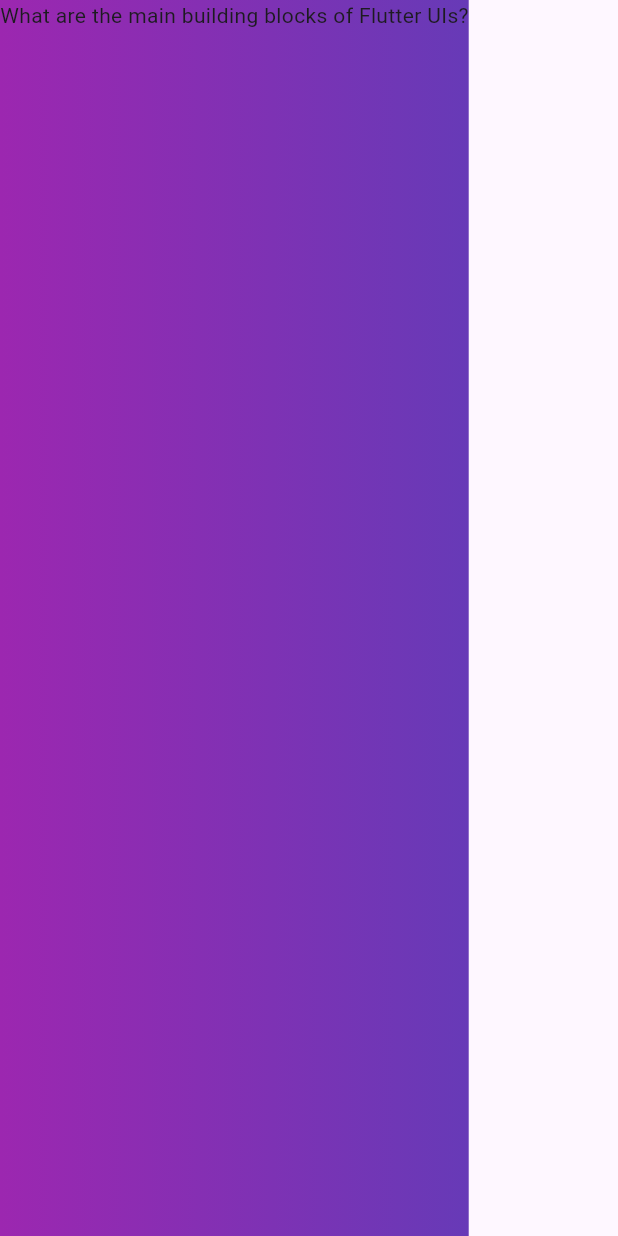
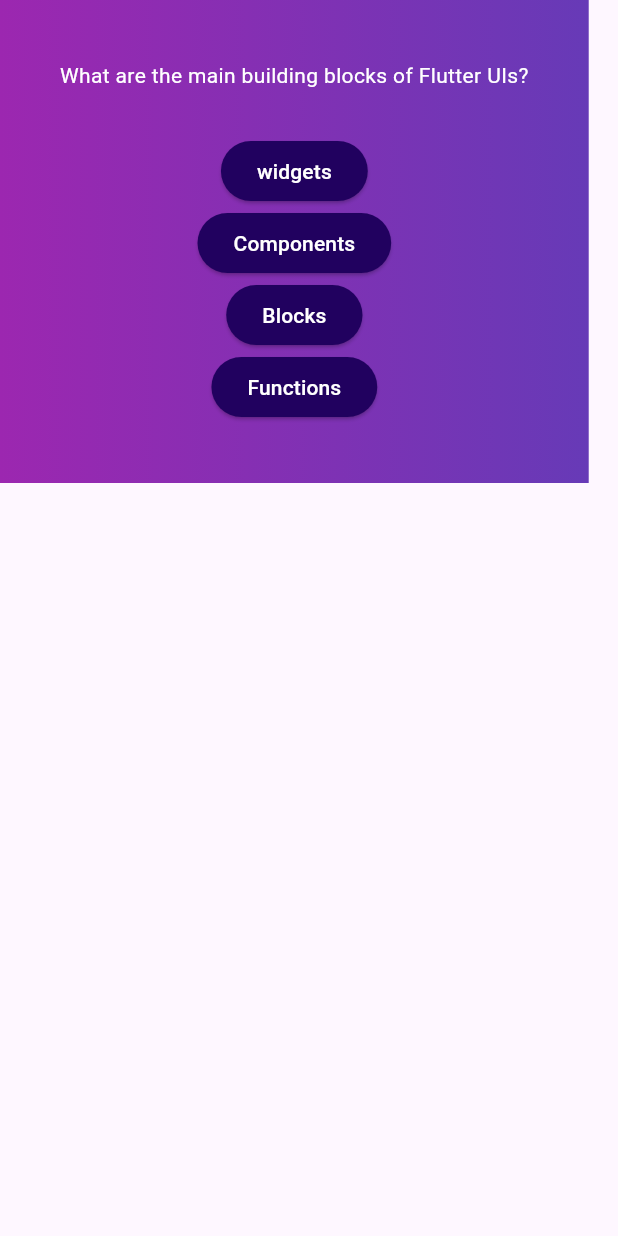
Before and after one commit to Jeonthida/Quizz-App, a Flutter app: the screen it shows after launch, on a phone screen of 412 x 824 dp. Run offline on Flutter 3.47's test engine with Material 3 defaults, Android fonts, the phone set to English and light mode, and no system bars.

Commit message:
Update code with latest changes

```diff
--- /dev/null
+++ b/lib/answer_buntton.dart
@@ -0,0 +1,20 @@
+import 'package:flutter/material.dart';
+
+class AnswerBuntton extends StatelessWidget {
+  const AnswerBuntton(this.answerOption,{super.key});
+
+  final String answerOption;
+
+  @override
+  Widget build(BuildContext context) {
+    return ElevatedButton(
+      onPressed: () {},
+      style: ElevatedButton.styleFrom(
+        backgroundColor: const Color.fromARGB(255, 33, 1, 95),
+        foregroundColor: Colors.white,
+      ),
+      child: Text(answerOption),
+
+    );
+  }
+}
--- /dev/null
+++ b/lib/data/quizz.dart
@@ -0,0 +1,58 @@
+import 'package:myapp/model/quiz_model.dart';
+
+var questions = [
+  QuizModel(
+    'What are the main building blocks of Flutter UIs?',
+    [
+      'widgets',
+      'Components',
+      'Blocks',
+      'Functions',
+    ],
+  ),
+  QuizModel(
+    'How are Flutter UIs built?',
+    [
+      'By combining widgets in code',
+      'By combining widgets in a visual editor',
+      'By defining widgets in config files',
+      'By using Xcode for IOS and Androis',
+    ],
+  ),
+  QuizModel(
+    'What\'s the purpose of a StatefulWidget?',
+    [
+      'Update UI as data changes',
+      'Update data as UI changes',
+      'Ignore data changes',
+      'Render UI that does not depend on data',
+    ],
+  ),
+  QuizModel(
+    'Which widget should you try to use more often: StatelessWidget or StatefulWidget?',
+    [
+      'StatelessWidget',
+      'StatefulWidget',
+      'Both are equally good',
+      'None of the above',
+    ],
+  ),
+  QuizModel(
+    'What happens if you change data in a StatelessWidget?',
+    [
+      'The UI is not updated',
+      'The UI is updated',
+      'The closest StatefulWidget is updated',
+      'Any nested StatefulWidgets are updated',
+    ],
+  ),
+  QuizModel(
+    'How should you update data inside of StatefulWidgets?',
+    [
+      'By calling setState()',
+      'By calling updateData()',
+      'By calling updateUI()',
+      'By calling updateState()',
+    ],
+  ),
+];
--- a/lib/main.dart
+++ b/lib/main.dart
@@ -3,15 +3,18 @@ import 'package:myapp/questions_screen.dart';
 import 'package:myapp/start_screen.dart';
 
 void main() {
-  runApp(MaterialApp(
+  runApp(
+    MaterialApp(
       home: Scaffold(
-    body: Container(
-      decoration: const BoxDecoration(
-        gradient: LinearGradient(
-          colors: [Colors.purple, Colors.deepPurple],
+        body: Container(
+          decoration: const BoxDecoration(
+            gradient: LinearGradient(
+              colors: [Colors.purple, Colors.deepPurple],
+            ),
+          ),
+          child: const QuestionsScreen(),
         ),
       ),
-      child: const QuestionsScreen()
     ),
-  ),),);
+  );
 }
--- /dev/null
+++ b/lib/model/quiz_model.dart
@@ -0,0 +1,6 @@
+class QuizModel {
+  String question;
+  List<String> answers;
+
+  QuizModel(this.question, this.answers);
+}
--- a/lib/questions_screen.dart
+++ b/lib/questions_screen.dart
@@ -1,7 +1,18 @@
 import 'package:flutter/material.dart';
+import 'package:myapp/answer_buntton.dart';
+import 'package:myapp/data/quizz.dart';
 
-class QuestionsScreen extends StatelessWidget {
+class QuestionsScreen extends StatefulWidget {
   const QuestionsScreen({super.key});
+
+  @override
+  State<StatefulWidget> createState() {
+    return _QuestionsScreenState();
+  }
+}
+
+class _QuestionsScreenState extends State<QuestionsScreen> {
+  final currentQuestion = questions[0];
 
   @override
   Widget build(BuildContext context) {
@@ -13,10 +24,24 @@ class QuestionsScreen extends StatelessWidget {
               colors: [Colors.purple, Colors.deepPurple],
             ),
           ),
-          child: Column(
-            children: [
-              Text('What are the main building blocks of Flutter UIs?')
-            ],
+          child: SizedBox(
+            child: Container(
+              margin: const EdgeInsets.all(40),
+              child: Column(
+                mainAxisSize: MainAxisSize.min,
+                children: [
+                  Text(
+                    currentQuestion.question,
+                    style: TextStyle(color: Colors.white),
+                    textAlign: TextAlign.center,
+                  ),
+                  const SizedBox(height: 30),
+                  ...currentQuestion.answers.map((answer) {
+                    return AnswerBuntton(answer);
+                  }),
+                ],
+              ),
+            ),
           ),
         ),
       ),
```
